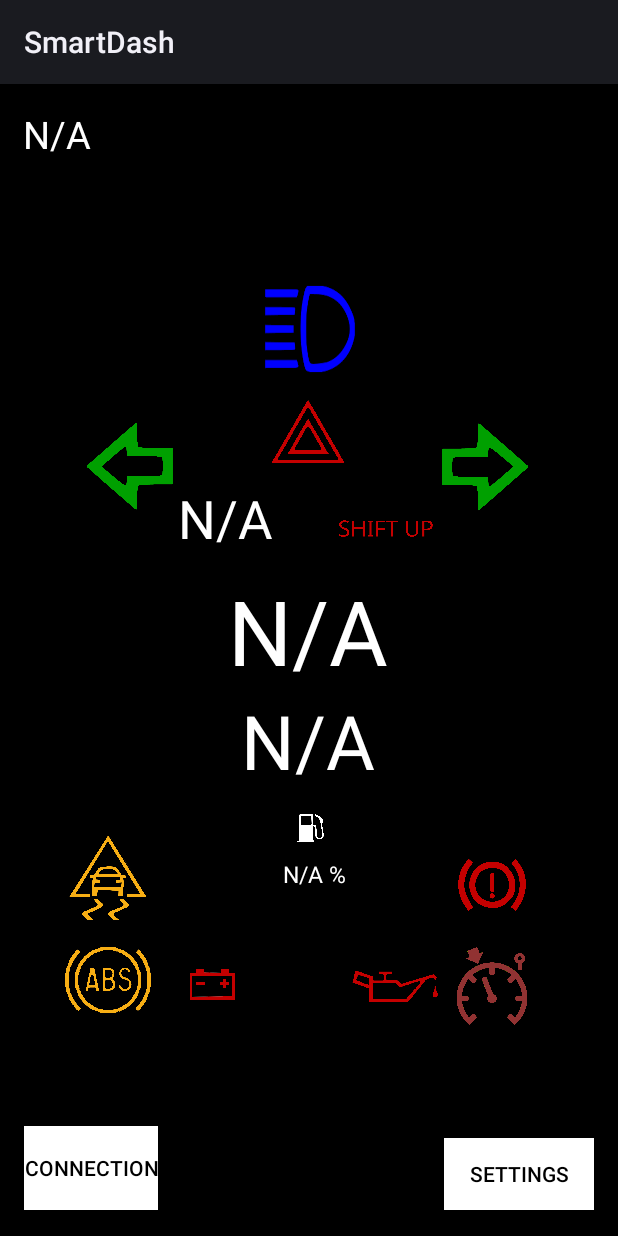
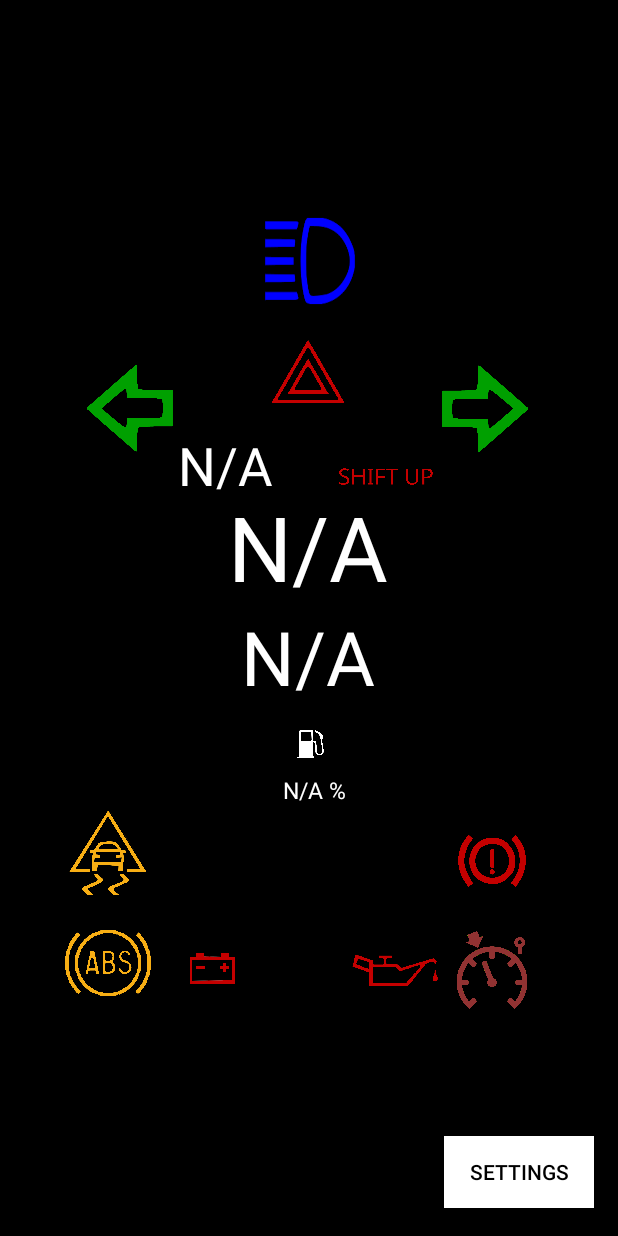
Before and after one commit to Clem0908/SmartDash, an Android app: the screen it shows after launch (MainActivity), on a phone screen of 412 x 824 dp. Run offline under Robolectric (Android 15) with nearby library versions, the phone set to English and light mode, and no system bars.

Commit message:
code cleaning, thread instead of globalscope for more stability (?) and auto connection, so no more connect button, removing of action bar

```diff
--- a/app/src/main/java/org/clem0908/smartdash/MainActivity.kt
+++ b/app/src/main/java/org/clem0908/smartdash/MainActivity.kt
@@ -6,9 +6,12 @@
 import android.os.Bundle
 import android.util.Log
 import android.view.View
+import android.view.Window
+import android.view.WindowManager
 import android.widget.Button
 import android.widget.ImageView
 import android.widget.TextView
+import android.widget.Toast
 import kotlinx.coroutines.GlobalScope
 import kotlinx.coroutines.launch
 import java.net.DatagramPacket
@@ -17,6 +20,7 @@
 import java.nio.ByteBuffer
 import java.nio.ByteOrder
 import java.util.concurrent.TimeUnit
+import kotlin.concurrent.thread
 import kotlin.math.roundToInt
 
 class MainActivity : Activity() {
@@ -51,9 +55,16 @@
         return (value shr position) and 1;
     }
 
+    private fun displayToast(param: String) {
+        Toast.makeText(this, param, Toast.LENGTH_SHORT).show()
+    }
+
     override fun onCreate(savedInstanceState: Bundle?) {
 
         super.onCreate(savedInstanceState)
+        //window.decorView.systemUiVisibility = View.SYSTEM_UI_FLAG_FULLSCREEN
+        window.requestFeature(Window.FEATURE_ACTION_BAR)
+        actionBar?.hide();
         setContentView(R.layout.mainactivityview)
         super.onStart()
         super.onResume()
@@ -64,16 +75,16 @@
             startActivity(intent)
         }
 
-        findViewById<Button>(R.id.connection).setOnClickListener {
-            Log.d("SmartDash", "User clicked connection")
-
             val sharedPref = getSharedPreferences("userSettings", Context.MODE_PRIVATE)
             val userIP = sharedPref.getString("userIP", "127.0.0.1")
             val userPort = sharedPref.getInt("userPort", 60009)
 
-            GlobalScope.launch {
+           thread(start = true, name = "UDPListener", priority = -20) {
+
                 while(true) {
+
                     try {
+
                         val ds = DatagramSocket(userPort)
                         ds.broadcast = true
                         val data = ByteArray(96)
@@ -86,11 +97,6 @@
 
                         //LFS packet receiving
                         ds.receive(dp)
-
-                        //Car name display
-                        val currentCar = byteArrayOf(data[4], data[5], data[6], data[7])
-                        val currentCarText = findViewById<TextView>(R.id.currentCar)
-                        currentCarText.text = String(currentCar)
 
                         //Current gear display
                         val currentGear = data[10]
@@ -222,11 +228,11 @@
 
                         ds.close()
                         TimeUnit.MILLISECONDS.sleep(100L)
+
                     } catch (e: Exception) {
                         e.printStackTrace()
                     }
                 }
-            }
         }
 
     }
--- a/app/src/main/java/org/clem0908/smartdash/Settings.kt
+++ b/app/src/main/java/org/clem0908/smartdash/Settings.kt
@@ -2,16 +2,24 @@
 
 import android.app.Activity
 import android.content.Context
+import android.content.Intent
 import android.os.Bundle
 import android.os.PersistableBundle
+import android.view.Window
 import android.widget.Button
 import android.widget.EditText
+import android.widget.Toast
 
 class Settings : Activity() {
 
+    private fun displayToast(param: String) {
+        Toast.makeText(this, param, Toast.LENGTH_SHORT).show()
+    }
     override fun onCreate(savedInstanceState: Bundle?) {
 
         super.onCreate(savedInstanceState)
+        window.requestFeature(Window.FEATURE_ACTION_BAR);
+        actionBar?.hide();
         setContentView(R.layout.settingsview)
         super.onStart()
         super.onResume()
@@ -25,7 +33,11 @@
             sharedPreferencesEditor.putString("userIP",userAddr.text.toString())
             sharedPreferencesEditor.putInt("userPort",userPort.text.toString().toInt())
             sharedPreferencesEditor.apply()
+
+            displayToast(getString(R.string.saved))
+
+            val intent = Intent(this, MainActivity::class.java)
+            startActivity(intent)
         }
     }
-
 }
--- a/app/src/main/res/layout-land/mainactivityview.xml
+++ b/app/src/main/res/layout-land/mainactivityview.xml
@@ -22,36 +22,6 @@
         app:layout_constraintStart_toStartOf="parent"
         app:layout_constraintTop_toTopOf="parent"
         app:layout_constraintVertical_bias="0.955" />
-
-    <Button
-        android:id="@+id/connection"
-        android:layout_width="wrap_content"
-        android:layout_height="56dp"
-        android:background="@color/white"
-        android:backgroundTint="#FFFFFF"
-        android:text="@string/connection"
-        android:textColor="@color/black"
-        app:layout_constraintBottom_toBottomOf="parent"
-        app:layout_constraintEnd_toEndOf="parent"
-        app:layout_constraintHorizontal_bias="0.024"
-        app:layout_constraintStart_toStartOf="parent"
-        app:layout_constraintTop_toTopOf="parent"
-        app:layout_constraintVertical_bias="0.954" />
-
-    <TextView
-        android:id="@+id/currentCar"
-        android:layout_width="60dp"
-        android:layout_height="wrap_content"
-        android:backgroundTint="#FFFFFF"
-        android:text="N/A"
-        android:textColor="@color/white"
-        android:textSize="25sp"
-        app:layout_constraintBottom_toBottomOf="parent"
-        app:layout_constraintEnd_toEndOf="parent"
-        app:layout_constraintHorizontal_bias="0.023"
-        app:layout_constraintStart_toStartOf="parent"
-        app:layout_constraintTop_toTopOf="parent"
-        app:layout_constraintVertical_bias="0.042" />
 
     <TextView
         android:id="@+id/currentGear"
--- a/app/src/main/res/layout/mainactivityview.xml
+++ b/app/src/main/res/layout/mainactivityview.xml
@@ -22,36 +22,6 @@
         app:layout_constraintStart_toStartOf="parent"
         app:layout_constraintTop_toTopOf="parent"
         app:layout_constraintVertical_bias="0.976" />
-
-    <Button
-        android:id="@+id/connection"
-        android:layout_width="wrap_content"
-        android:layout_height="56dp"
-        android:background="@color/white"
-        android:backgroundTint="#FFFFFF"
-        android:text="@string/connection"
-        android:textColor="@color/black"
-        app:layout_constraintBottom_toBottomOf="parent"
-        app:layout_constraintEnd_toEndOf="parent"
-        app:layout_constraintHorizontal_bias="0.049"
-        app:layout_constraintStart_toStartOf="parent"
-        app:layout_constraintTop_toTopOf="parent"
-        app:layout_constraintVertical_bias="0.976" />
-
-    <TextView
-        android:id="@+id/currentCar"
-        android:layout_width="60dp"
-        android:layout_height="wrap_content"
-        android:backgroundTint="#FFFFFF"
-        android:text="N/A"
-        android:textColor="@color/white"
-        android:textSize="25sp"
-        app:layout_constraintBottom_toBottomOf="parent"
-        app:layout_constraintEnd_toEndOf="parent"
-        app:layout_constraintHorizontal_bias="0.043"
-        app:layout_constraintStart_toStartOf="parent"
-        app:layout_constraintTop_toTopOf="parent"
-        app:layout_constraintVertical_bias="0.022" />
 
     <TextView
         android:id="@+id/currentGear"
--- a/app/src/main/res/values/strings.xml
+++ b/app/src/main/res/values/strings.xml
@@ -1,8 +1,8 @@
 <resources>
     <string name="app_name">SmartDash</string>
     <string name="settings">Settings</string>
-    <string name="connection">Connection</string>
     <string name="save">Save</string>
+    <string name="saved">Saved</string>
     <string name="useriptext">IP address of the computer running Live for Speed :</string>
     <string name="userporttext">Port where the Server is sending packets :</string>
 </resources>
```
Also changed, not shown: 1 other file.
